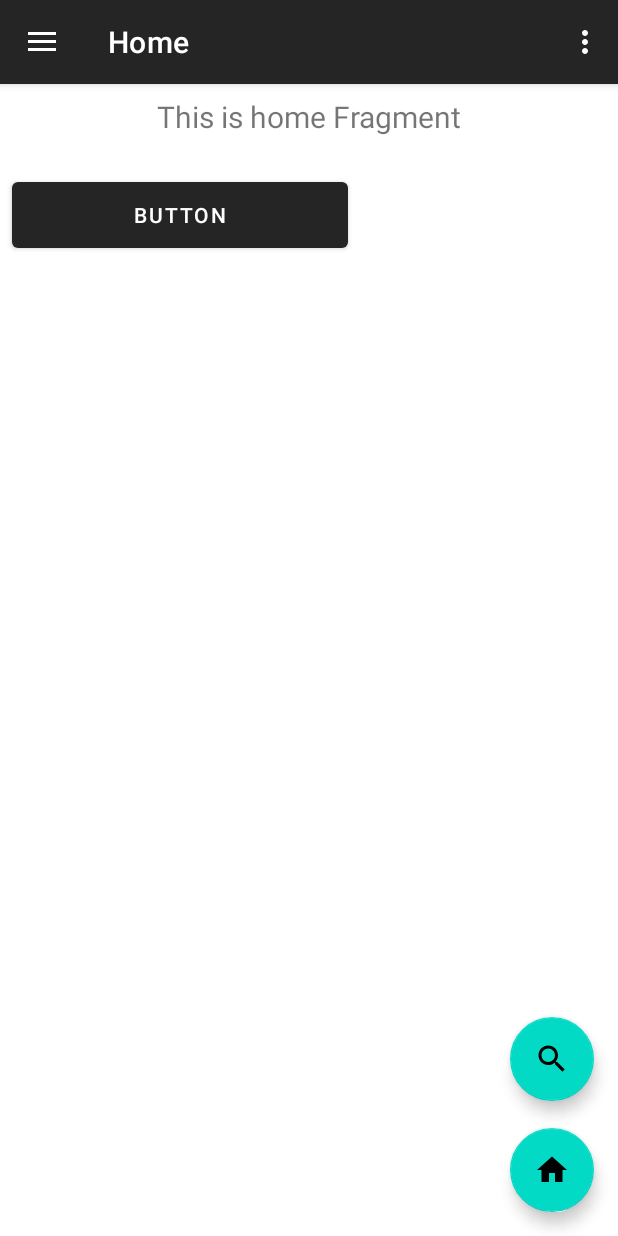
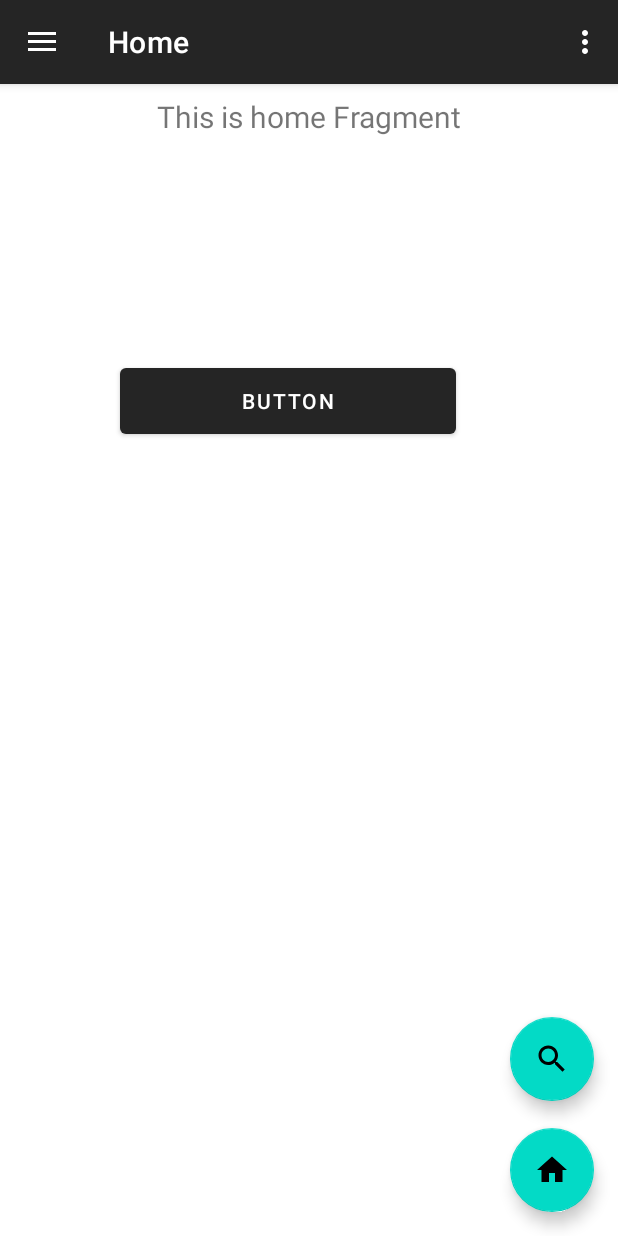
Before and after one commit to teraSurfer/go-ship-smartphone, an Android app: the screen it shows after launch (MainActivity), on a phone screen of 412 x 824 dp. Run offline under Robolectric (Android 15) with nearby library versions, the phone set to English and light mode, and no system bars; our stand-ins replace data binding, navigation-ui.

```diff
--- a/app/src/main/res/layout/fragment_home.xml
+++ b/app/src/main/res/layout/fragment_home.xml
@@ -1,7 +1,7 @@
 <?xml version="1.0" encoding="utf-8"?>
-<layout>
-<androidx.constraintlayout.widget.ConstraintLayout xmlns:android="http://schemas.android.com/apk/res/android"
-    xmlns:app="http://schemas.android.com/apk/res-auto"
+<layout xmlns:android="http://schemas.android.com/apk/res/android"
+    xmlns:app="http://schemas.android.com/apk/res-auto">
+<androidx.constraintlayout.widget.ConstraintLayout
     android:layout_width="match_parent"
     android:layout_height="match_parent">
 
@@ -21,11 +21,11 @@
     <com.google.android.material.button.MaterialButton
         android:layout_width="224dp"
         android:layout_height="56dp"
-            android:layout_marginTop="24dp"
+        android:layout_marginStart="72dp"
+        android:layout_marginTop="148dp"
         android:text="Button"
         app:layout_constraintStart_toStartOf="@+id/text_home"
-            app:layout_constraintTop_toBottomOf="@+id/text_home">
-        </com.google.android.material.button.MaterialButton>
+        app:layout_constraintTop_toBottomOf="@+id/text_home"></com.google.android.material.button.MaterialButton>
 
 </androidx.constraintlayout.widget.ConstraintLayout>
 </layout>
```
Also changed, not shown: app/src/main/java/com/gocloud/goshipapp/ui/orderdetails/OrderDetailsFragment.kt (added, +45 -0 lines), app/src/main/java/com/gocloud/goshipapp/ui/orderdetails/OrderDetailsViewModel.kt (added, +7 -0 lines), app/src/main/res/layout/fragment_order_details.xml (added, +15 -0 lines), app/src/main/res/layout/fragment_orders_customer.xml (+17 -37 lines). Lines whose indentation alone changed are shown as unchanged.
